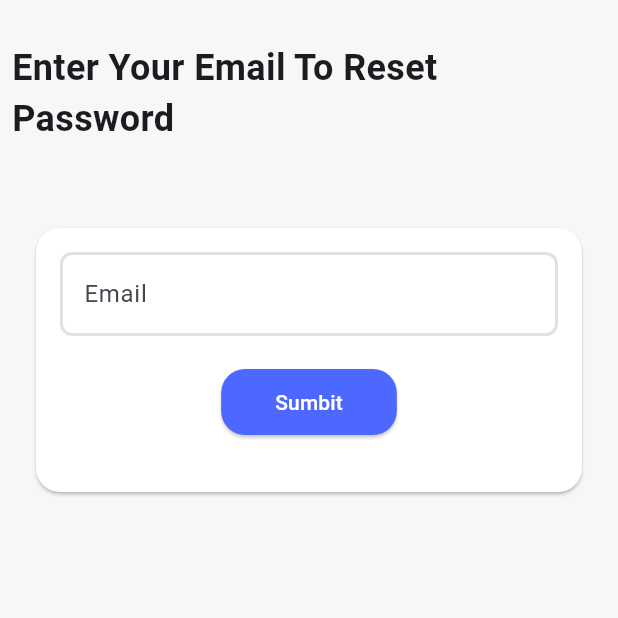
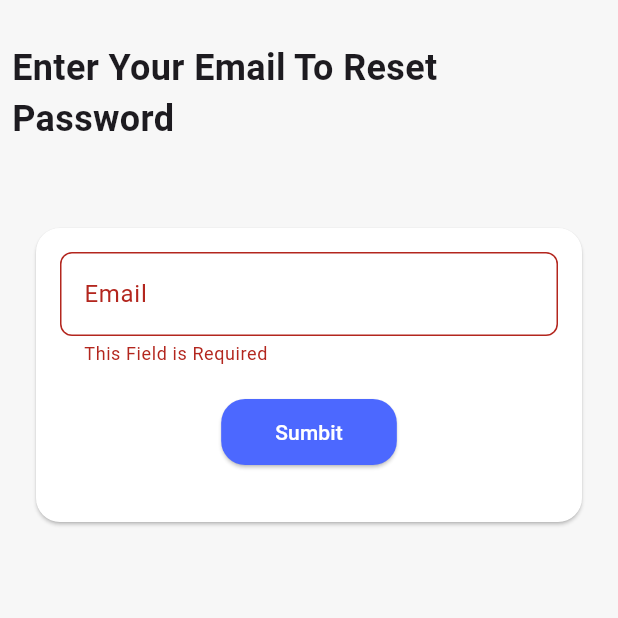
Before and after one commit to MohamedEmad223/market_with_suba_base, a Flutter app: the ResetPasswordView screen opened by its route, after a tap on "Sumbit", on a phone screen of 412 x 824 dp, the top half of it. Run offline on Flutter 3.47's test engine with Material 3 defaults, Android fonts, the phone set to English and light mode, and no system bars; our stand-ins replace bloc, cached_network_image, flutter_bloc, flutter_rating_bar, google_nav_bar, google_sign_in and 1 more; accounts and stored records are empty.

Commit message:
- finish feature/reset-password

```diff
--- a/lib/core/routes/app_routess.dart
+++ b/lib/core/routes/app_routess.dart
@@ -1,7 +1,7 @@
 import 'package:flutter/material.dart';
 import 'package:my_market/feature/auth/views/screens/signin_view.dart';
 
-import '../../feature/auth/views/screens/forget_view.dart';
+import '../../feature/auth/views/screens/reset_password_view.dart';
 import '../../feature/auth/views/screens/login_view.dart';
 import '../../feature/nav_bar/ui/main_home_view.dart';
 import '../../feature/profile/views/screens/profile_view.dart';
@@ -21,7 +21,8 @@ class AppRoutes {
       case Routes.home:
         return PageRoutes(builder: (context) => MainHomeView());
       case Routes.resetPassword:
-        return PageRoutes(builder: (context) => const ResetPasswordView());
+        return PageRoutes(
+            builder: (context) => ResetPasswordView());
       case Routes.profile:
         return PageRoutes(builder: (context) => const ProfileView());
       default:
--- a/lib/feature/auth/views/screens/forget_view.dart
+++ /dev/null
@@ -1,66 +0,0 @@
-import 'package:flutter/material.dart';
-
-import '../../../../core/theming/app_colors.dart';
-import '../widgets/custom_elevated_btn.dart';
-import '../widgets/custom_text_field.dart';
-
-class ResetPasswordView extends StatelessWidget {
-  const ResetPasswordView({super.key});
-
-  @override
-  Widget build(BuildContext context) {
-    return Scaffold(
-      body: SafeArea(
-          child: Column(
-        children: [
-          const SizedBox(
-            height: 20,
-          ),
-          const Padding(
-            padding: EdgeInsets.all(8.0),
-            child: Text(
-              "Enter Your Email To Reset Password",
-              style: TextStyle(
-                fontSize: 24,
-                fontWeight: FontWeight.bold,
-              ),
-            ),
-          ),
-          const SizedBox(
-            height: 24,
-          ),
-          Card(
-            color: AppColors.kWhiteColor,
-            margin: const EdgeInsets.all(24),
-            shape: const RoundedRectangleBorder(
-              borderRadius: BorderRadius.all(
-                Radius.circular(16),
-              ),
-            ),
-            child: Padding(
-              padding: const EdgeInsets.all(16.0),
-              child: Column(
-                children: [
-                  const CustomTextFormField(
-                    labelText: "Email",
-                    keyboardType: TextInputType.emailAddress,
-                  ),
-                  const SizedBox(
-                    height: 20,
-                  ),
-                  CustomEBtn(
-                    text: "Sumbit",
-                    onTap: () {},
-                  ),
-                  const SizedBox(
-                    height: 20,
-                  ),
-                ],
-              ),
-            ),
-          )
-        ],
-      )),
-    );
-  }
-}
--- /dev/null
+++ b/lib/feature/auth/views/screens/reset_password_view.dart
@@ -0,0 +1,129 @@
+import 'package:flutter/material.dart';
+import 'package:flutter_bloc/flutter_bloc.dart';
+import 'package:my_market/feature/auth/logic/cubit/resetpassword_cubit.dart';
+
+import '../../../../core/routes/routes.dart';
+import '../../../../core/theming/app_colors.dart';
+import '../widgets/custom_elevated_btn.dart';
+import '../widgets/custom_text_field.dart';
+
+class ResetPasswordView extends StatefulWidget {
+  const ResetPasswordView({super.key});
+
+  @override
+  State<ResetPasswordView> createState() => _ResetPasswordViewState();
+}
+
+class _ResetPasswordViewState extends State<ResetPasswordView> {
+  @override
+  void dispose() {
+    _emailController.dispose();
+    super.dispose();
+  }
+
+  void clearForm() {
+    _emailController.clear();
+  }
+
+  final GlobalKey<FormState> _formKey = GlobalKey<FormState>();
+
+  final TextEditingController _emailController = TextEditingController();
+
+  @override
+  Widget build(BuildContext context) {
+    return BlocProvider(
+      create: (context) => ResetpasswordCubit(),
+      child: Scaffold(
+        body: SafeArea(
+            child: Form(
+          key: _formKey,
+          child: Column(
+            children: [
+              const SizedBox(
+                height: 20,
+              ),
+              const Padding(
+                padding: EdgeInsets.all(8.0),
+                child: Text(
+                  "Enter Your Email To Reset Password",
+                  style: TextStyle(
+                    fontSize: 24,
+                    fontWeight: FontWeight.bold,
+                  ),
+                ),
+              ),
+              const SizedBox(
+                height: 24,
+              ),
+              Card(
+                color: AppColors.kWhiteColor,
+                margin: const EdgeInsets.all(24),
+                shape: const RoundedRectangleBorder(
+                  borderRadius: BorderRadius.all(
+                    Radius.circular(16),
+                  ),
+                ),
+                child: Padding(
+                  padding: const EdgeInsets.all(16.0),
+                  child: Column(
+                    children: [
+                      CustomTextFormField(
+                        controller: _emailController,
+                        labelText: "Email",
+                        keyboardType: TextInputType.emailAddress,
+                      ),
+                      const SizedBox(
+                        height: 20,
+                      ),
+                      BlocConsumer<ResetpasswordCubit, ResetpasswordState>(
+                        listener: (context, state) {
+                          if (state is ResetpasswordSuccess) {
+                            ScaffoldMessenger.of(context).showSnackBar(
+                              const SnackBar(
+                                content: Text("Reset Password Email Sent"),
+                              ),
+                            );
+                            Navigator.pushNamedAndRemoveUntil(
+                              context,
+                              Routes.login,
+                              (route) => false,
+                            );
+                          } else if (state is ResetpasswordFailed) {
+                            ScaffoldMessenger.of(context).showSnackBar(
+                              SnackBar(
+                                content: Text(state.error),
+                              ),
+                            );
+                          } else if (state is ResetpasswordLoading) {
+                            CircularProgressIndicator();
+                          }
+                        },
+                        builder: (context, state) {
+                          return CustomEBtn(
+                            text: "Sumbit",
+                            onTap: () {
+                              if (_formKey.currentState!.validate()) {
+                                context
+                                    .read<ResetpasswordCubit>()
+                                    .resetPassword(
+                                      email: _emailController.text,
+                                    );
+                              }
+                            },
+                          );
+                        },
+                      ),
+                      const SizedBox(
+                        height: 20,
+                      ),
+                    ],
+                  ),
+                ),
+              )
+            ],
+          ),
+        )),
+      ),
+    );
+  }
+}
--- a/lib/feature/auth/views/widgets/forget_password_row_widgets.dart
+++ b/lib/feature/auth/views/widgets/forget_password_row_widgets.dart
@@ -1,7 +1,7 @@
 import 'package:flutter/material.dart';
 
 import '../../../../core/functions/navigate_to.dart';
-import '../screens/forget_view.dart';
+import '../screens/reset_password_view.dart';
 import 'custom_text_btn.dart';
 
 class ForgetPasswordRowWidgets extends StatelessWidget {
@@ -15,7 +15,7 @@ class ForgetPasswordRowWidgets extends StatelessWidget {
         CustomTextButton(
           text: "Forgot Password?",
           onTap: () {
-            navigateTo(context, const ResetPasswordView());
+            navigateTo(context,  ResetPasswordView());
           },
         ),
       ],
--- a/lib/feature/auth/views/widgets/log_in_body_widgets.dart
+++ b/lib/feature/auth/views/widgets/log_in_body_widgets.dart
@@ -47,7 +47,7 @@ class _LogInBodyWidgetsState extends State<LogInBodyWidgets> {
                 break;
 
               case LoginFailed():
-                Navigator.pop(context);
+
                 ScaffoldMessenger.of(context).showSnackBar(
                   SnackBar(
                     content: Text(state.error),
```
Also changed, not shown: lib/feature/profile/views/screens/profile_view.dart (+3 -5 lines).
